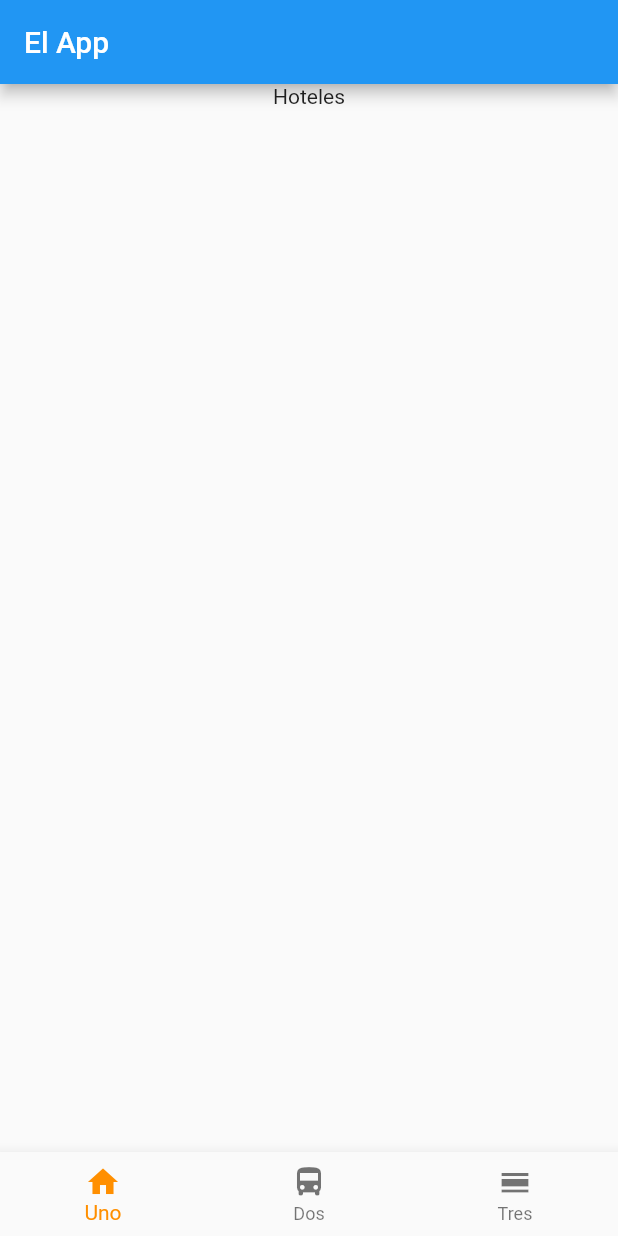
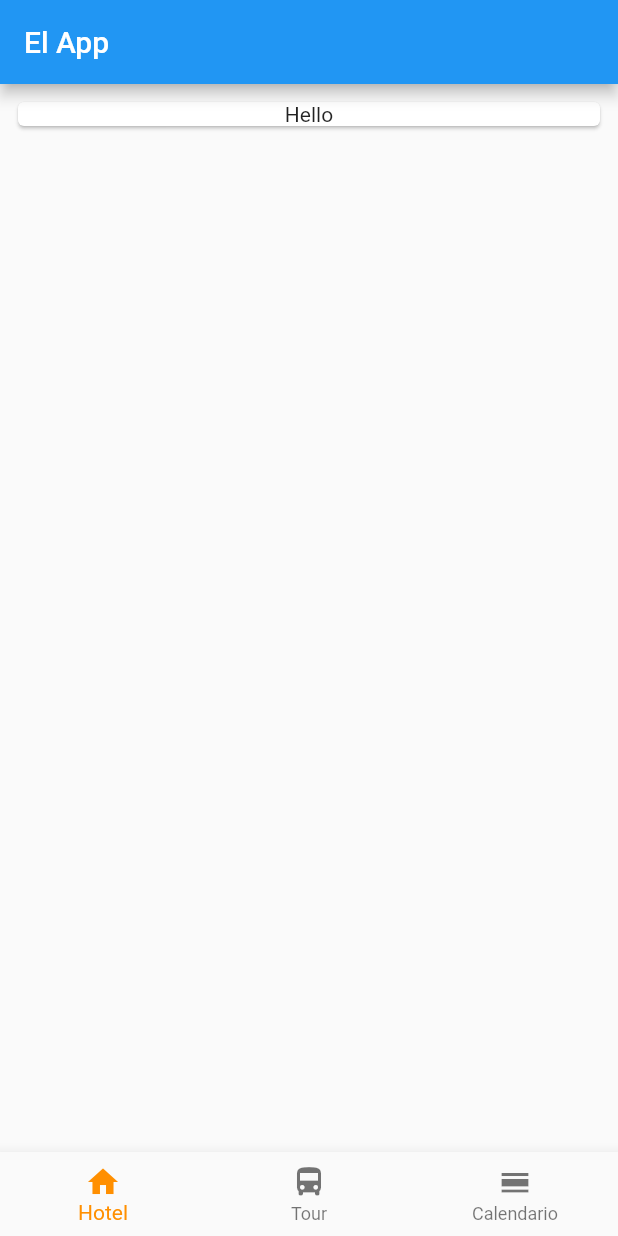
Before and after one commit to IsaacDdR/LatirMexico-v2, a Flutter app: the screen it shows after launch, on a phone screen of 412 x 824 dp. Run offline on Flutter 3.47's test engine with Material 2 defaults, Android fonts, the phone set to English and light mode, and no system bars.

Commit message:
Padding Issues

```diff
--- a/lib/main.dart
+++ b/lib/main.dart
@@ -30,13 +30,18 @@ class _MyStatefulWidgetState extends State<MyStatefulWidget> {
   List<Widget> _widgetOption = <Widget> [
     ListView(
       children: <Widget> [
-        Container(
-          child: Column(
-            children: <Widget> [
-              Text("Hoteles"),
-            ],
-          ),
-        ),
+	Padding(
+	  padding: EdgeInsets.all(8.0),
+	  child: Card(
+	    child: Column(
+	      children: <Widget> [
+	        Text(
+                  "Hello"
+	      ), //Text
+             ],
+	    ), //Column
+	  ), //Card
+	), //Padding
       ],
     ),
 
@@ -87,15 +92,15 @@ class _MyStatefulWidgetState extends State<MyStatefulWidget> {
         items: <BottomNavigationBarItem> [
           BottomNavigationBarItem(
             icon: Icon(Icons.home),
-            title: Text("Uno"),
+            title: Text("Hotel"),
           ),
           BottomNavigationBarItem(
             icon: Icon(Icons.directions_bus),
-            title: Text("Dos"),
+            title: Text("Tour"),
           ),
           BottomNavigationBarItem(
             icon: Icon(Icons.calendar_view_day),
-            title: Text("Tres")
+            title: Text("Calendario")
           ),
         ],
         currentIndex: _selectedIndex,
```
Also changed, not shown: pubspec.lock, 1 other file.
